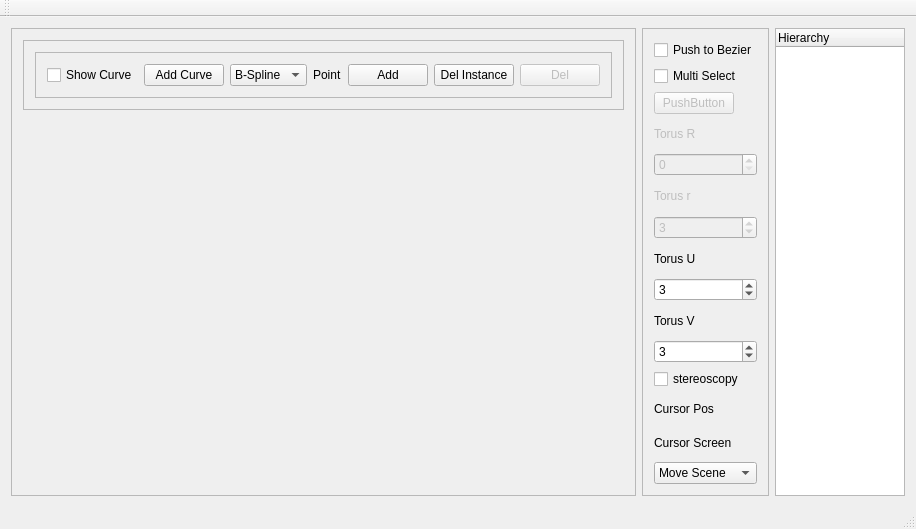
The window that GraphicEngine/mainwindow.ui (awitwicka/3DGraphicEngine) describes before a commit, drawn with Qt 5.
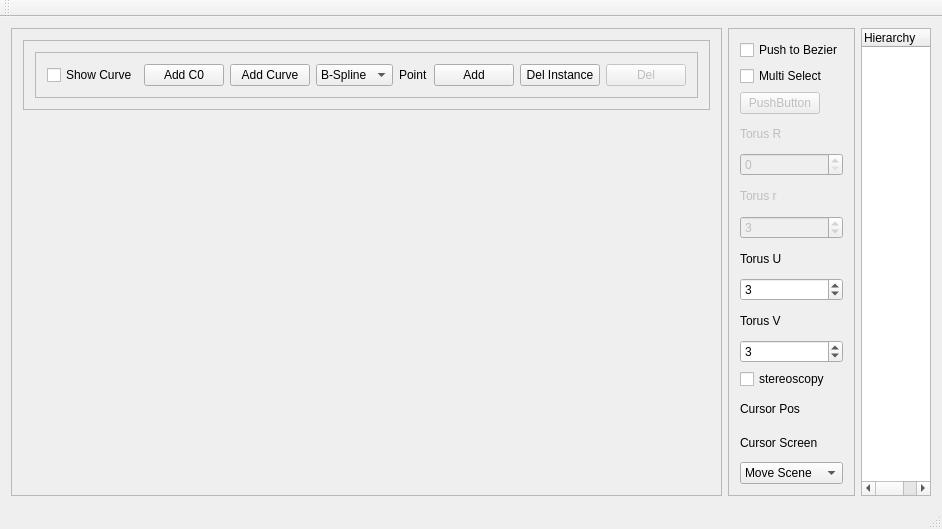
The same window after the commit. Custom widgets are drawn as their Qt base class.

What changed in the file:
```diff
--- a/GraphicEngine/mainwindow.ui
+++ b/GraphicEngine/mainwindow.ui
@@ -64,6 +64,13 @@
                </property>
               </widget>
              </item>
+             <item>
+              <widget class="QPushButton" name="pushButton_addC0">
+               <property name="text">
+                <string>Add C0</string>
+               </property>
+              </widget>
+             </item>
              <item>
               <widget class="QPushButton" name="pushButton_addBezier">
                <property name="text">
```
